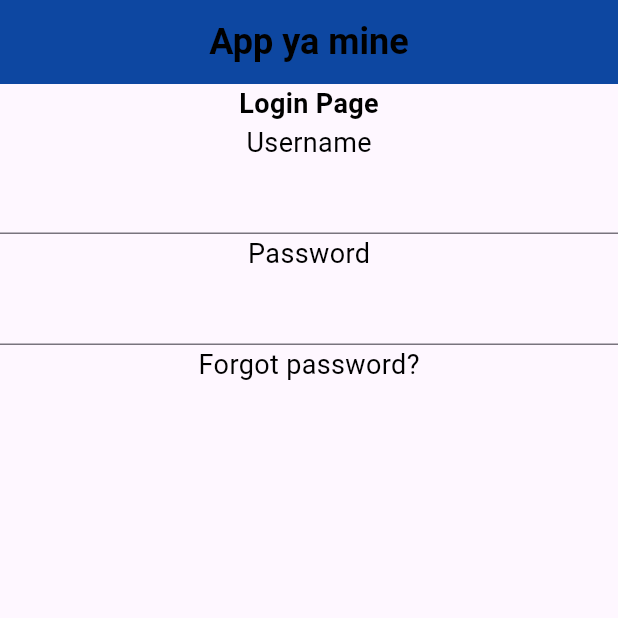
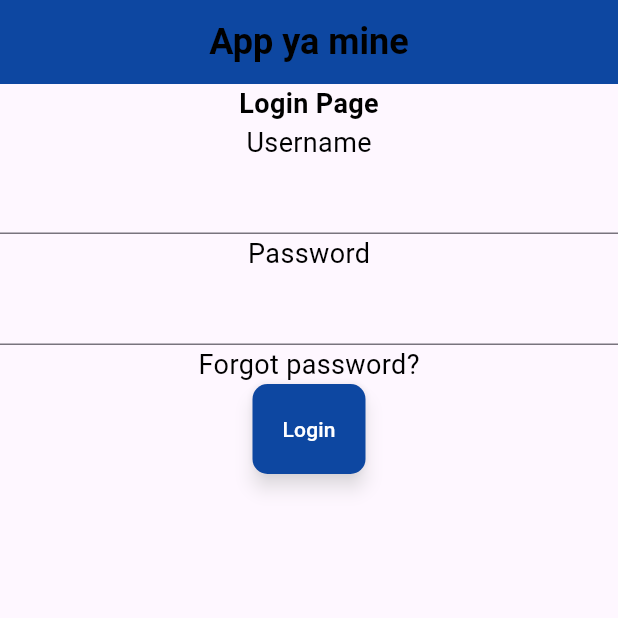
Before and after one commit to eiidoubleyuwes/nimeku-dart-a, a Flutter app: the screen it shows after launch, on a phone screen of 412 x 824 dp, the top half of it. Run offline on Flutter 3.47's test engine with Material 3 defaults, Android fonts, the phone set to English and light mode, and no system bars.

Commit message:
Feat:Added a simple button

```diff
--- a/myapp_flutter/lib/main.dart
+++ b/myapp_flutter/lib/main.dart
@@ -44,6 +44,22 @@ class Home extends StatelessWidget {
             label: 'password',
           ),
         customText("Forgot password", label: 'Forgot password?', fontSize: 18.0,),
+        ElevatedButton(
+          style: ElevatedButton.styleFrom(
+            primary: primaryColor,
+            onPrimary: appWhiteColor,
+            onSurface: appWhiteColor,
+            elevation: 5.0,
+            shadowColor: appWhiteColor,
+            padding: EdgeInsets.all(20.0),
+            shape: RoundedRectangleBorder(
+              borderRadius: BorderRadius.circular(10.0),
+            ),
+          ),
+          onPressed: () {
+            print('Button clicked');
+          }, child: Text('Login'),
+        )
       ],
     ),
     );
```
